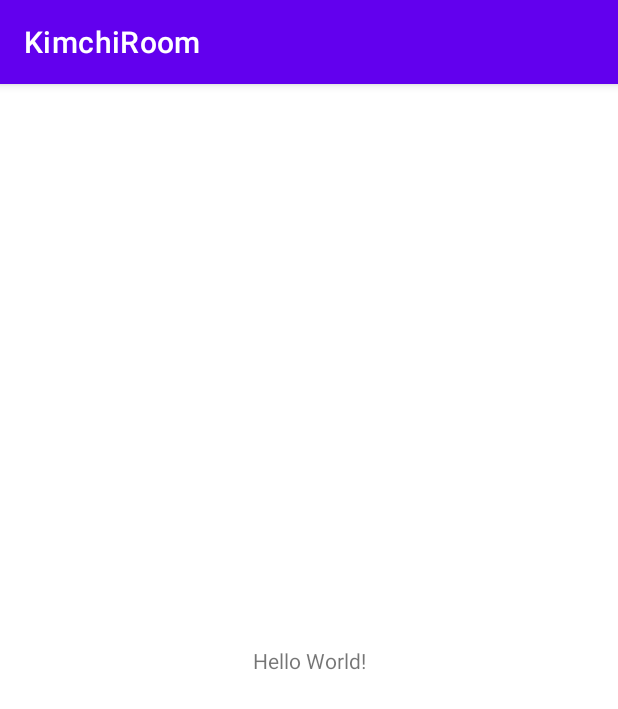
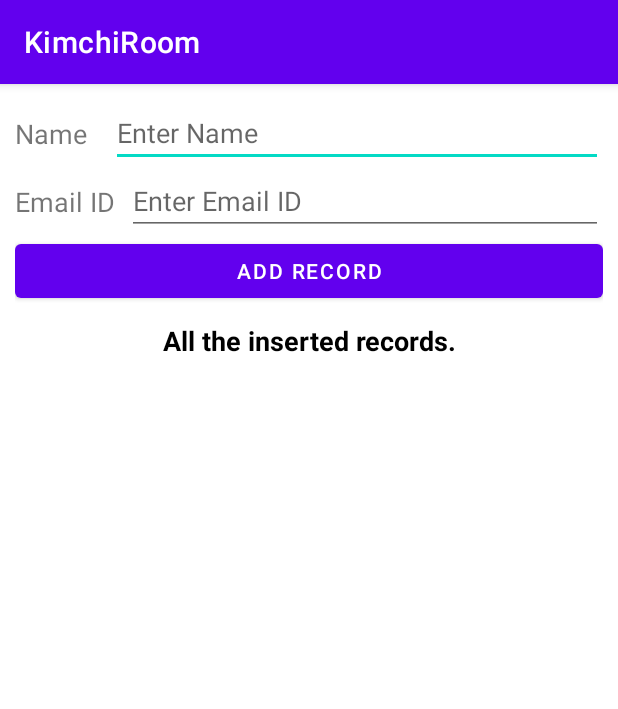
Before and after one commit to YiroYi/KimchiRoom, an Android app: the screen it shows after launch (MainActivity), on a phone screen of 412 x 824 dp. Shown: the top 709 px of the screen. Run offline under Robolectric (Android 15) with nearby library versions, the phone set to English and light mode, and no system bars.

Commit message:
Added UI

```diff
--- a/app/src/main/res/layout/activity_main.xml
+++ b/app/src/main/res/layout/activity_main.xml
@@ -1,18 +1,98 @@
 <?xml version="1.0" encoding="utf-8"?>
-<androidx.constraintlayout.widget.ConstraintLayout xmlns:android="http://schemas.android.com/apk/res/android"
+<androidx.constraintlayout.widget.ConstraintLayout
+    xmlns:android="http://schemas.android.com/apk/res/android"
     xmlns:app="http://schemas.android.com/apk/res-auto"
     xmlns:tools="http://schemas.android.com/tools"
     android:layout_width="match_parent"
     android:layout_height="match_parent"
+    android:padding="10dp"
     tools:context=".MainActivity">
 
+
     <TextView
+        app:layout_constraintBottom_toBottomOf="@id/etName"
+        app:layout_constraintTop_toTopOf="@id/etName"
+        app:layout_constraintStart_toStartOf="parent"
+        app:layout_constraintEnd_toStartOf="@id/etName"
+        android:id="@+id/tvNameLabel"
         android:layout_width="wrap_content"
         android:layout_height="wrap_content"
-        android:text="Hello World!"
+        android:text="Name"
+        android:textSize="18sp" />
+
+    <EditText
+        android:layout_marginStart="16dp"
+        app:layout_constraintEnd_toEndOf="parent"
+        app:layout_constraintTop_toTopOf="parent"
+        app:layout_constraintStart_toEndOf="@id/tvNameLabel"
+        android:id="@+id/etName"
+        android:layout_width="0dp"
+        android:layout_height="wrap_content"
+        android:hint="Enter Name" />
+
+
+
+    <TextView
+        app:layout_constraintEnd_toStartOf="@id/etEmailId"
+        app:layout_constraintStart_toStartOf="parent"
+        app:layout_constraintBottom_toBottomOf="@id/etEmailId"
+        app:layout_constraintTop_toTopOf="@id/etEmailId"
+        android:id="@+id/tvEmailLabel"
+        android:layout_width="wrap_content"
+        android:layout_height="wrap_content"
+        android:text="Email ID"
+        android:textSize="18sp" />
+
+    <EditText
+        app:layout_constraintEnd_toEndOf="parent"
+        app:layout_constraintTop_toBottomOf="@id/etName"
+        app:layout_constraintStart_toEndOf="@id/tvEmailLabel"
+        android:id="@+id/etEmailId"
+        android:layout_width="0dp"
+        android:layout_marginStart="8dp"
+        android:layout_height="wrap_content"
+        android:inputType="textEmailAddress"
+        android:hint="Enter Email ID" />
+
+
+    <Button
+        app:layout_constraintTop_toBottomOf="@id/etEmailId"
+        android:id="@+id/btnAdd"
+        android:layout_width="match_parent"
+        android:layout_height="wrap_content"
+        android:text="ADD RECORD" />
+
+
+        <TextView
+            android:layout_margin="10dp"
+            app:layout_constraintTop_toBottomOf="@id/btnAdd"
+            android:id="@+id/tvName"
+            android:layout_width="match_parent"
+            android:layout_height="wrap_content"
+            android:gravity="center"
+            android:text="All the inserted records."
+            android:textColor="@android:color/black"
+            android:textSize="18sp"
+            android:textStyle="bold" />
+
+    <androidx.recyclerview.widget.RecyclerView
+        app:layout_constraintTop_toBottomOf="@id/tvName"
+        android:id="@+id/rvItemsList"
+        android:layout_width="match_parent"
+        android:layout_height="wrap_content"
+        android:visibility="visible"
+        tools:visibility="visible" />
+
+    <TextView
+        android:id="@+id/tvNoRecordsAvailable"
+        android:layout_width="match_parent"
         app:layout_constraintBottom_toBottomOf="parent"
-        app:layout_constraintEnd_toEndOf="parent"
-        app:layout_constraintStart_toStartOf="parent"
-        app:layout_constraintTop_toTopOf="parent" />
+        app:layout_constraintTop_toBottomOf="@id/btnAdd"
+        android:layout_height="wrap_content"
+        android:gravity="center"
+        android:text="No records available!!!"
+        android:textSize="18sp"
+        android:visibility="gone"
+        tools:visibility="visible" />
 
 </androidx.constraintlayout.widget.ConstraintLayout>
```
